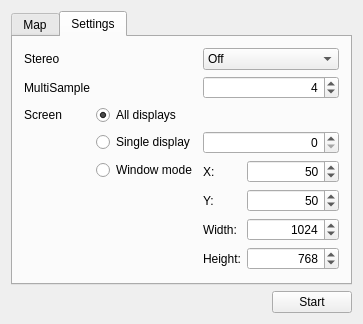
Before: the Qt Designer form launcher/launcher.ui in robertpfeiffer/realistictowerdefense, drawn with Qt 5.
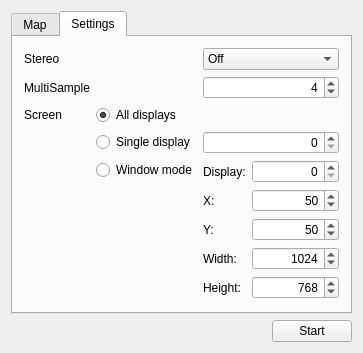
After: the same form once the commit is applied. The open tabs and pages were chosen to show the change.

Commit message: Allow to set display, if user choose window mode

```diff
--- a/launcher/launcher.ui
+++ b/launcher/launcher.ui
@@ -7,7 +7,7 @@
     <x>0</x>
     <y>0</y>
     <width>326</width>
-    <height>301</height>
+    <height>327</height>
    </rect>
   </property>
   <property name="sizePolicy">
@@ -189,14 +189,14 @@
         </item>
         <item row="4" column="2">
          <layout class="QFormLayout" name="windowModeFormLayout">
-          <item row="0" column="0">
+          <item row="1" column="0">
            <widget class="QLabel" name="windowModePosXLabel">
             <property name="text">
              <string>X:</string>
             </property>
            </widget>
           </item>
-          <item row="0" column="1">
+          <item row="1" column="1">
            <widget class="QSpinBox" name="windowModePosXSpinBox">
             <property name="minimumSize">
              <size>
@@ -224,7 +224,7 @@
             </property>
            </widget>
           </item>
-          <item row="1" column="1">
+          <item row="2" column="1">
            <widget class="QSpinBox" name="windowModePosYSpinBox">
             <property name="alignment">
              <set>Qt::AlignRight|Qt::AlignTrailing|Qt::AlignVCenter</set>
@@ -237,7 +237,7 @@
             </property>
            </widget>
           </item>
-          <item row="2" column="1">
+          <item row="3" column="1">
            <widget class="QSpinBox" name="windowModeWidthSpinBox">
             <property name="alignment">
              <set>Qt::AlignRight|Qt::AlignTrailing|Qt::AlignVCenter</set>
@@ -250,7 +250,7 @@
             </property>
            </widget>
           </item>
-          <item row="3" column="1">
+          <item row="4" column="1">
            <widget class="QSpinBox" name="windowModeHeightSpinBox">
             <property name="alignment">
              <set>Qt::AlignRight|Qt::AlignTrailing|Qt::AlignVCenter</set>
@@ -263,27 +263,41 @@
             </property>
            </widget>
           </item>
-          <item row="1" column="0">
+          <item row="2" column="0">
            <widget class="QLabel" name="windowModePosYLabel">
             <property name="text">
              <string>Y:</string>
             </property>
            </widget>
           </item>
-          <item row="2" column="0">
+          <item row="3" column="0">
            <widget class="QLabel" name="windowModeWidthLabel">
             <property name="text">
              <string>Width:</string>
             </property>
            </widget>
           </item>
-          <item row="3" column="0">
+          <item row="4" column="0">
            <widget class="QLabel" name="windowModeHeightLabel">
             <property name="text">
              <string>Height:</string>
             </property>
            </widget>
           </item>
+          <item row="0" column="1">
+           <widget class="QSpinBox" name="windowModeDisplaySpinBox">
+            <property name="alignment">
+             <set>Qt::AlignRight|Qt::AlignTrailing|Qt::AlignVCenter</set>
+            </property>
+           </widget>
+          </item>
+          <item row="0" column="0">
+           <widget class="QLabel" name="windowModeDisplayLabel">
+            <property name="text">
+             <string>Display:</string>
+            </property>
+           </widget>
+          </item>
          </layout>
         </item>
         <item row="4" column="1">
```
The commit also changes 3 other files.
